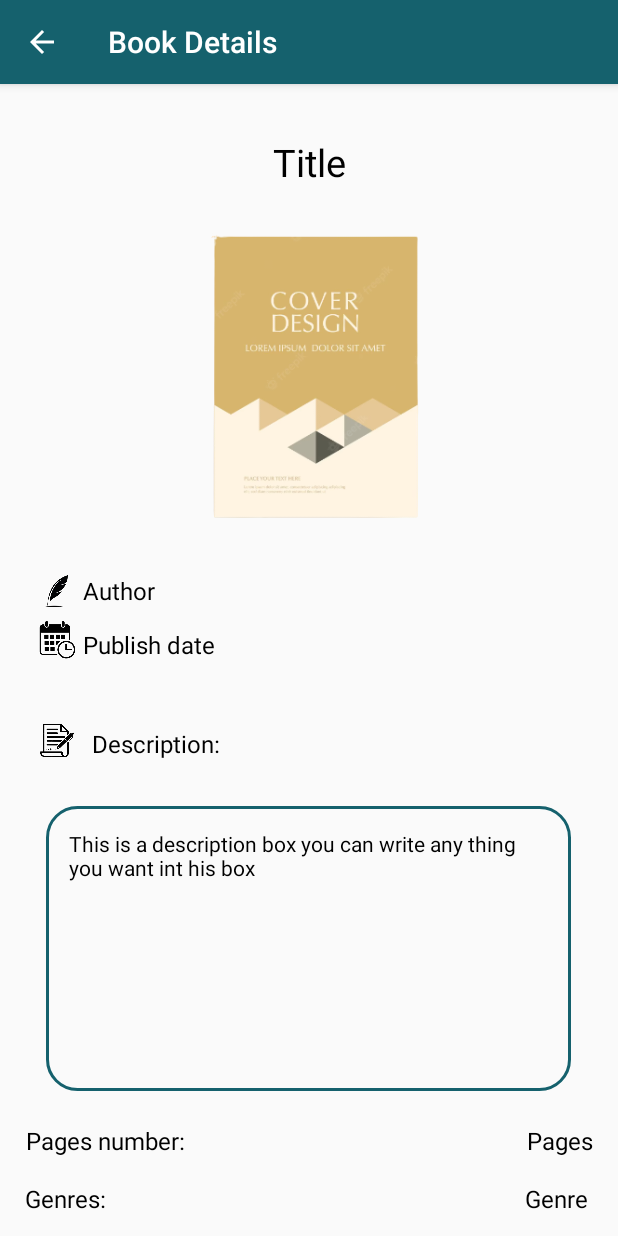
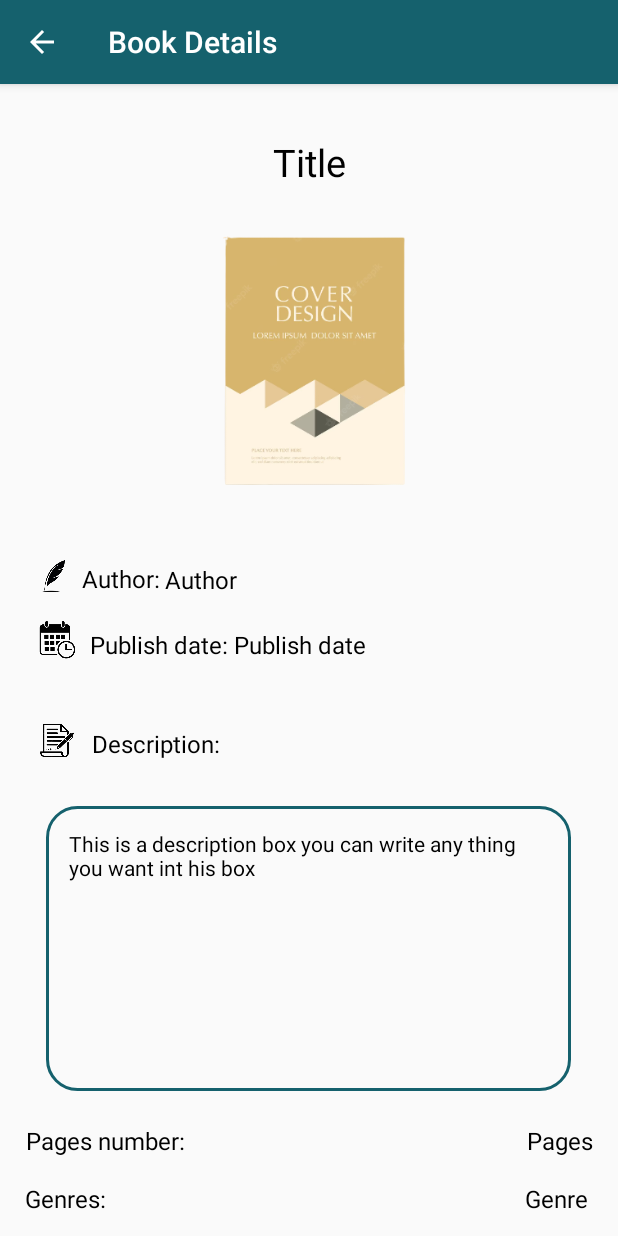
Before and after one commit to KoniCm/Yametee, an Android app: the LibrarianBookDetails screen opened directly, with no data from a screen before it, on a phone screen of 412 x 824 dp. Run offline under Robolectric (Android 15) with nearby library versions, the phone set to English and light mode, and no system bars.

Commit message:
This is our project, hope it's work well

```diff
--- a/app/src/main/java/com/praticing/yametee/Student/AddStudentActivity.java
+++ b/app/src/main/java/com/praticing/yametee/Student/AddStudentActivity.java
@@ -40,6 +40,7 @@ public class AddStudentActivity extends AppCompatActivity {
                 listStrand.add("stem");
                 listStrand.add("abm");
                 listStrand.add("it");
+                listStrand.add("toper");
                 listStrand.add("culinary");
                 listStrand.add("humss");
 
--- a/app/src/main/res/layout/activity_librarian_book_details.xml
+++ b/app/src/main/res/layout/activity_librarian_book_details.xml
@@ -22,8 +22,8 @@
 
     <ImageView
         android:id="@+id/book_cover_details"
-        android:layout_width="220dp"
-        android:layout_height="250dp"
+        android:layout_width="180dp"
+        android:layout_height="220dp"
         android:layout_gravity="center"
         android:src="@mipmap/book_cover"
         app:layout_constraintBottom_toBottomOf="parent"
@@ -37,16 +37,16 @@
         android:id="@+id/author_details"
         android:layout_width="match_parent"
         android:layout_height="wrap_content"
-        android:layout_marginStart="55dp"
+        android:layout_marginStart="110dp"
         android:text="Author"
         android:textColor="@color/black"
         android:textSize="16sp"
         app:layout_constraintBottom_toBottomOf="parent"
         app:layout_constraintEnd_toEndOf="parent"
-        app:layout_constraintHorizontal_bias="0.256"
+        app:layout_constraintHorizontal_bias="0.224"
         app:layout_constraintStart_toStartOf="parent"
         app:layout_constraintTop_toTopOf="parent"
-        app:layout_constraintVertical_bias="0.438" />
+        app:layout_constraintVertical_bias="0.428" />
 
     <TextView
         android:id="@+id/genre_details"
@@ -63,6 +63,19 @@
         app:layout_constraintVertical_bias="0.981" />
 
     <TextView
+        android:layout_width="wrap_content"
+        android:layout_height="wrap_content"
+        android:text="Publish date: "
+        android:textColor="@color/black"
+        android:textSize="16sp"
+        app:layout_constraintBottom_toBottomOf="parent"
+        app:layout_constraintEnd_toEndOf="parent"
+        app:layout_constraintHorizontal_bias="0.19"
+        app:layout_constraintStart_toStartOf="parent"
+        app:layout_constraintTop_toTopOf="parent"
+        app:layout_constraintVertical_bias="0.486" />
+
+    <TextView
         android:id="@+id/publish_details"
         android:layout_width="wrap_content"
         android:layout_height="wrap_content"
@@ -71,7 +84,7 @@
         android:textSize="16sp"
         app:layout_constraintBottom_toBottomOf="parent"
         app:layout_constraintEnd_toEndOf="parent"
-        app:layout_constraintHorizontal_bias="0.17"
+        app:layout_constraintHorizontal_bias="0.482"
         app:layout_constraintStart_toStartOf="parent"
         app:layout_constraintTop_toTopOf="parent"
         app:layout_constraintVertical_bias="0.486" />
@@ -96,10 +109,10 @@
         android:layout_height="30dp"
         app:layout_constraintBottom_toBottomOf="parent"
         app:layout_constraintEnd_toEndOf="parent"
-        app:layout_constraintHorizontal_bias="0.05"
+        app:layout_constraintHorizontal_bias="0.045"
         app:layout_constraintStart_toStartOf="parent"
         app:layout_constraintTop_toTopOf="parent"
-        app:layout_constraintVertical_bias="0.437"
+        app:layout_constraintVertical_bias="0.424"
         app:srcCompat="@drawable/logo_author" />
 
     <ImageView
@@ -183,5 +196,20 @@
         app:layout_constraintTop_toTopOf="parent"
         app:layout_constraintVertical_bias="0.833" />
 
+    <TextView
+        android:id="@+id/textView4"
+        android:layout_width="wrap_content"
+        android:layout_height="wrap_content"
+        android:layout_marginBottom="13dp"
+        android:text="Author: "
+        android:textColor="@color/black"
+        android:textSize="16sp"
+        app:layout_constraintBottom_toTopOf="@+id/publish_details"
+        app:layout_constraintEnd_toEndOf="parent"
+        app:layout_constraintHorizontal_bias="0.154"
+        app:layout_constraintStart_toStartOf="parent"
+        app:layout_constraintTop_toTopOf="parent"
+        app:layout_constraintVertical_bias="0.974" />
+
 
 </androidx.constraintlayout.widget.ConstraintLayout>
--- a/app/src/main/res/layout/my_row.xml
+++ b/app/src/main/res/layout/my_row.xml
@@ -105,6 +105,17 @@
                 app:layout_constraintEnd_toEndOf="parent"
                 app:layout_constraintTop_toTopOf="parent" />
 
+            <TextView
+                android:id="@+id/textView2"
+                android:layout_width="wrap_content"
+                android:layout_height="wrap_content"
+                android:layout_marginEnd="45dp"
+                android:text="Qty:"
+                android:textColor="#15616d"
+                android:textSize="18sp"
+                app:layout_constraintEnd_toEndOf="parent"
+                app:layout_constraintTop_toTopOf="parent" />
+
         </androidx.constraintlayout.widget.ConstraintLayout>
     </androidx.cardview.widget.CardView>
 </LinearLayout>
```
